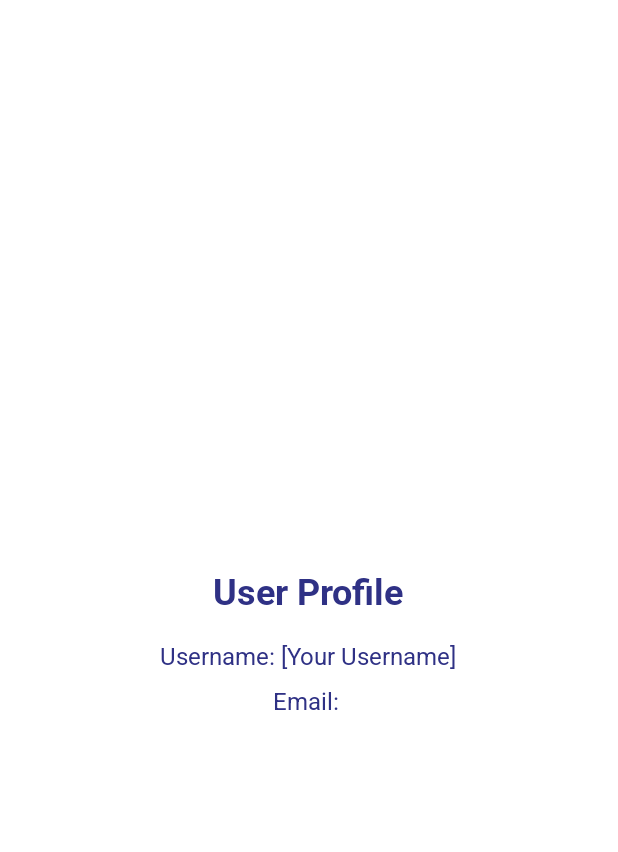
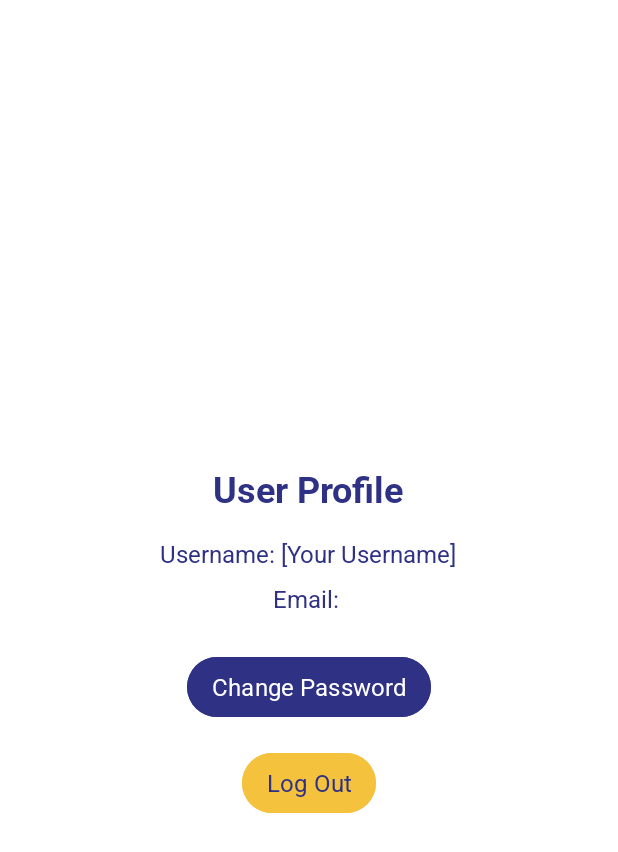
Before and after one commit to Brivariky/RankingUni, an Android app: the layout activity_profile.xml on its own in the app's theme, with its tools: preview values and no code run, on a phone screen of 412 x 824 dp. Shown: the top 852 px of the screen. Run offline under Robolectric (Android 15) with nearby library versions, the phone set to English and light mode, and no system bars.

Commit message:
Revisi profil page dan show/hide password

```diff
--- a/app/src/main/res/layout/activity_login.xml
+++ b/app/src/main/res/layout/activity_login.xml
@@ -40,6 +40,7 @@
             android:padding="14dp"
             android:textColor="#2F3185"
             android:textColorHint="#999999"
+            android:typeface="sans"
             android:layout_width="match_parent"
             android:layout_height="wrap_content" />
 
@@ -53,8 +54,11 @@
             android:padding="14dp"
             android:textColor="#2F3185"
             android:textColorHint="#999999"
+            android:typeface="sans"
             android:layout_width="match_parent"
-            android:layout_height="wrap_content" />
+            android:layout_height="wrap_content"
+            android:drawableEnd="@drawable/eye_scaled"
+            android:drawablePadding="8dp" />
 
         <!-- Forgot Password -->
         <TextView
--- a/app/src/main/res/layout/activity_profile.xml
+++ b/app/src/main/res/layout/activity_profile.xml
@@ -36,4 +36,29 @@
         android:textSize="16sp"
         android:layout_gravity="center"
         android:layout_marginTop="8dp" />
+
+    <Button
+        android:id="@+id/buttonChangePassword"
+        android:layout_width="wrap_content"
+        android:layout_height="wrap_content"
+        android:text="Change Password"
+        android:textColor="#FFFFFF"
+        android:backgroundTint="#2F3185"
+        android:textSize="16sp"
+        android:layout_gravity="center"
+        android:layout_marginTop="24dp"
+        android:paddingHorizontal="16dp" />
+
+    <Button
+        android:id="@+id/buttonLogout"
+        android:layout_width="wrap_content"
+        android:layout_height="wrap_content"
+        android:text="Log Out"
+        android:textColor="#2F3185"
+        android:backgroundTint="#F5C23E"
+        android:textSize="16sp"
+        android:layout_gravity="center"
+        android:layout_marginTop="16dp"
+        android:paddingHorizontal="16dp" />
+
 </LinearLayout>
```
Also changed, not shown: app/src/main/java/com/example/rankinguni/LoginActivity.kt (+25 -0 lines), app/src/main/res/drawable/eye_close_scaled.xml (added, +11 -0 lines), app/src/main/res/drawable/eye_scaled.xml (added, +11 -0 lines), app/src/main/res/drawable/eye_closed.png (added), app/src/main/res/drawable/eye_open.png (added).
